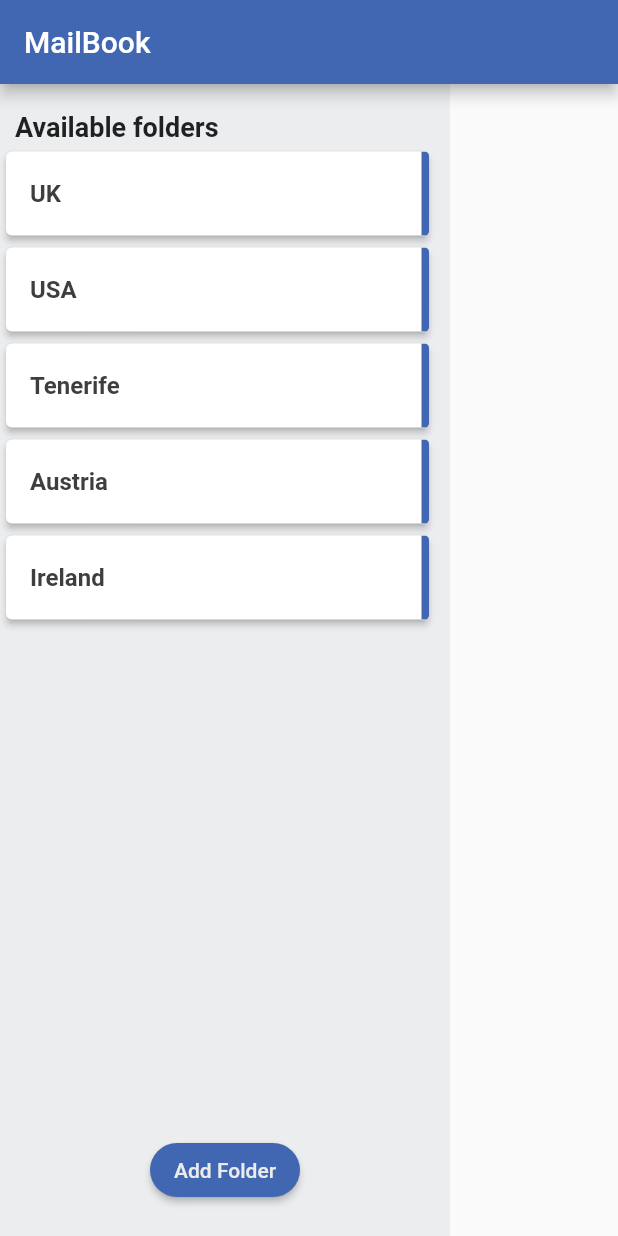
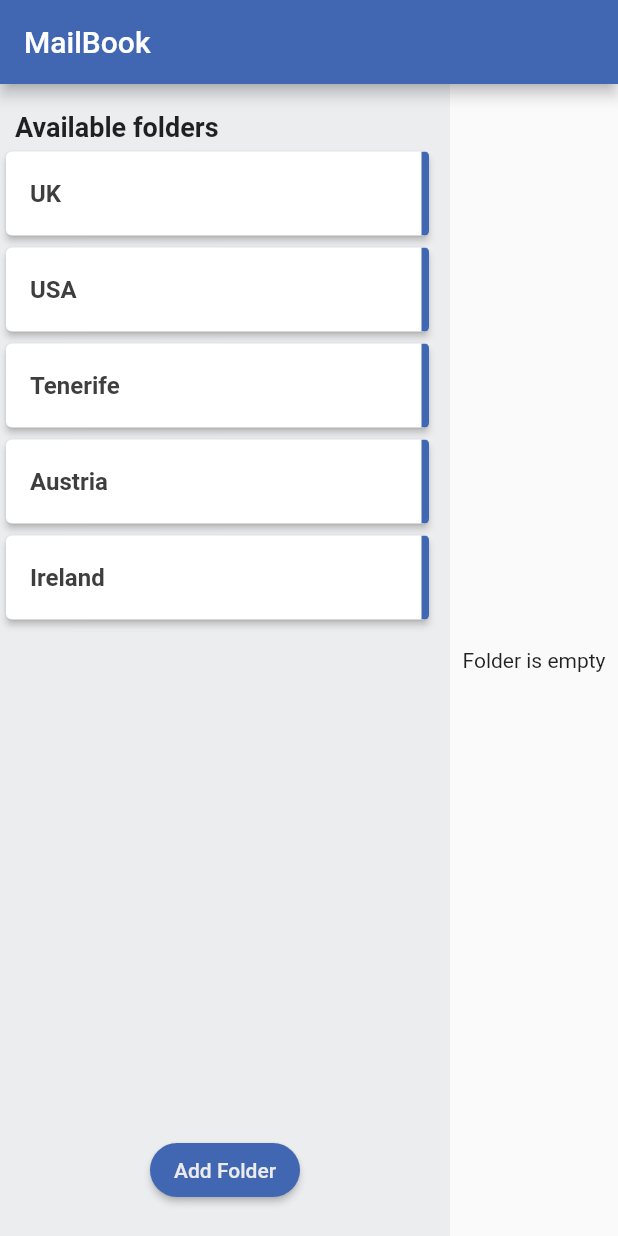
Before and after one commit to Nikoyan-V/Mailing-Desktop-App, a Flutter app: the screen it shows after launch, on a phone screen of 412 x 824 dp. Run offline on Flutter 3.47's test engine with Material 2 defaults, Android fonts, the phone set to English and light mode, and no system bars; our stand-ins replace auto_route, dio, flutter_mobx, flutter_svg, freezed_annotation, get_it and 2 more; generated files the repository leaves out were written again; project files that could hold a hidden picture were left out.

```diff
--- a/lib/ui/pages/dashboard_page.dart
+++ b/lib/ui/pages/dashboard_page.dart
@@ -142,6 +142,7 @@ class _DashboardPageState extends State<DashboardPage> {
               builder: (_) => Expanded(
                       child: Stack(
                         children: [
+                          dashboardState.emails.isNotEmpty ?
                           ListView.builder(
                               padding: EdgeInsets.only(right: 10, top: 2),
                               itemCount: dashboardState.emails.length,
@@ -193,7 +194,7 @@ class _DashboardPageState extends State<DashboardPage> {
                                               borderRadius:
                                                   BorderRadius.circular(3))),
                                     ));
-                              }),
+                              }):Visibility(child: Center(child: Text('Folder is empty'),), visible: !dashboardState.loadingState.loading,),
                           if(dashboardState.loadingState.loading)
                               Loading()
                         ],
```
Also changed, not shown: lib/ui/widgets/dialogs/reset_password_type_email_dialog.dart (+6 -2 lines).
